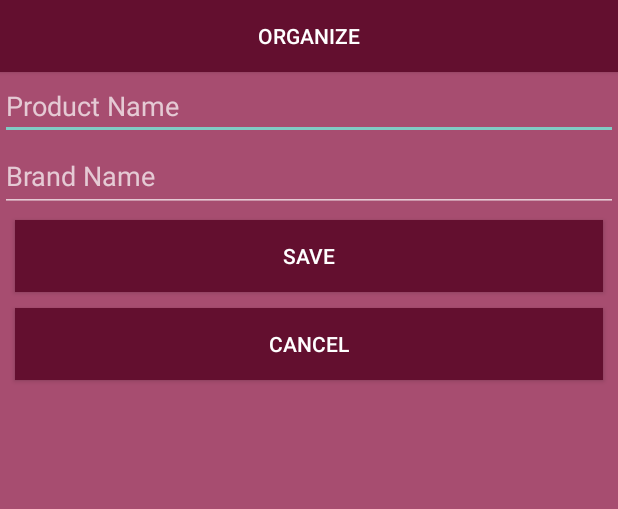
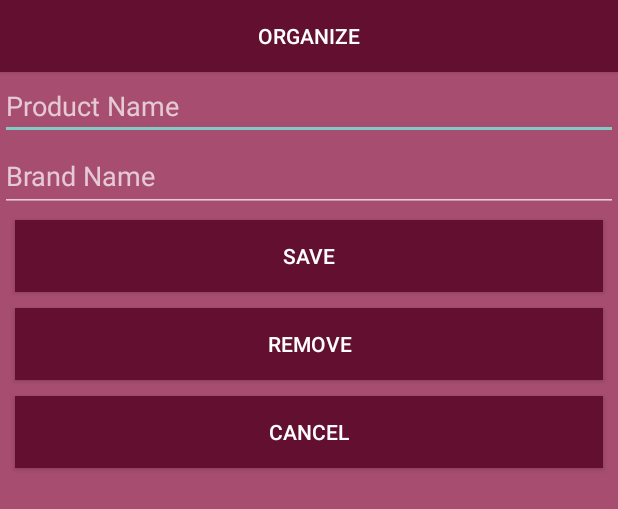
Before and after one commit to honeybunhero/Beauty, an Android app: the layout activity_view_products.xml on its own in the app's theme, with its tools: preview values and no code run, on a phone screen of 412 x 824 dp. Shown: the top 509 px of the screen. Run offline under Robolectric (Android 15) with nearby library versions, the phone set to English and light mode, and no system bars.

Commit message:
Attempt to add removal

```diff
--- a/app/src/main/res/layout/activity_view_products.xml
+++ b/app/src/main/res/layout/activity_view_products.xml
@@ -103,6 +103,17 @@
             android:text="SAVE" />
 
         <Button
+            android:id="@+id/btn_remove"
+            android:layout_width="match_parent"
+            android:layout_height="wrap_content"
+            android:layout_marginStart="10dp"
+            android:layout_marginTop="5dp"
+            android:layout_marginEnd="10dp"
+            android:layout_marginBottom="5dp"
+            android:background="@color/buttons_1"
+            android:text="REMOVE" />
+
+        <Button
             android:id="@+id/btn_cancel"
             android:layout_width="match_parent"
             android:layout_height="wrap_content"
```
Also changed, not shown: app/src/main/java/app/beautyapplication/DataBaseHelper.java (+6 -1 lines), app/src/main/java/app/beautyapplication/View_Products.java (+13 -1 lines).
